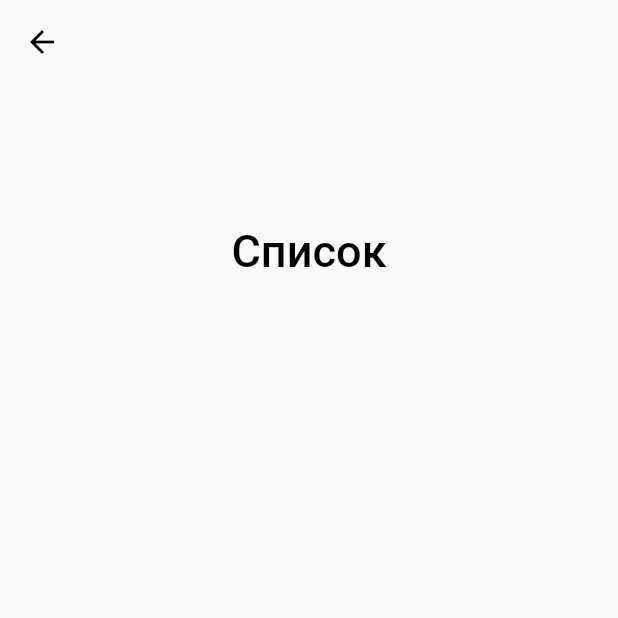
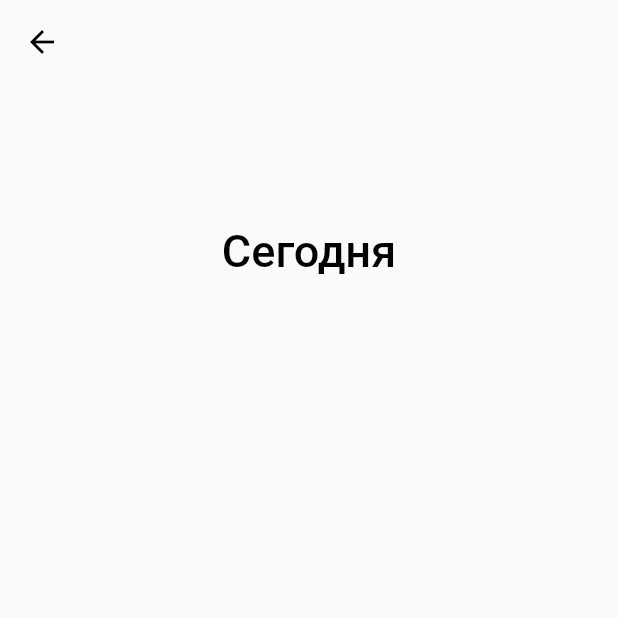
Before and after one commit to just-another-kirill-ilichev/sample_todo_app, a Flutter app: the screen it shows after launch, after a tap on "Сегодня", on a phone screen of 412 x 824 dp, the top half of it. Run offline on Flutter 3.47's test engine with Material 2 defaults, Android fonts, the phone set to English and light mode, and no system bars; our stand-ins replace sliver_tools, sqflite; accounts and stored records are empty.

Commit message:
Added meta folder feature

```diff
--- /dev/null
+++ b/lib/model/meta_folder.dart
@@ -0,0 +1,10 @@
+import 'package:sample_todo_app/model/folder.dart';
+
+enum MetaFolderType { folder, all, today }
+
+class MetaFolder {
+  final MetaFolderType type;
+  final Folder? folder;
+
+  MetaFolder({required this.type, this.folder});
+}
--- a/lib/page/folder_list_page/folder_list_page.dart
+++ b/lib/page/folder_list_page/folder_list_page.dart
@@ -1,11 +1,10 @@
 import 'package:flutter/material.dart';
 import 'package:provider/provider.dart';
 import 'package:sample_todo_app/config/app_router.dart';
-import 'package:sample_todo_app/model/folder.dart';
+import 'package:sample_todo_app/model/meta_folder.dart';
 import 'package:sample_todo_app/page/folder_list_page/folder_tile.dart';
 import 'package:sample_todo_app/widget/custom_fab.dart';
 import 'package:sample_todo_app/state/folders_change_notifier.dart';
-import 'package:sample_todo_app/state/todo_change_notifier.dart';
 import 'package:sample_todo_app/widget/custom_scaffold.dart';
 import 'package:sliver_tools/sliver_tools.dart';
 
@@ -18,12 +17,25 @@ class FolderListPage extends StatelessWidget {
       builder: (ctx, folders, ___) => CustomScaffold(
         title: Text('Списки'),
         body: MultiSliver(children: [
-          SliverToBoxAdapter(child: _buildAll(context)),
-          SliverToBoxAdapter(child: _buildToday(context)),
+          SliverToBoxAdapter(
+            child: FolderTile(
+              metaFolder: MetaFolder(type: MetaFolderType.all),
+            ),
+          ),
+          SliverToBoxAdapter(
+            child: FolderTile(
+              metaFolder: MetaFolder(type: MetaFolderType.today),
+            ),
+          ),
           SliverToBoxAdapter(child: Divider()),
           SliverList(
             delegate: SliverChildBuilderDelegate(
-              (ctx, idx) => _buildFolder(ctx, folders.items[idx]),
+              (ctx, idx) => FolderTile(
+                metaFolder: MetaFolder(
+                  type: MetaFolderType.folder,
+                  folder: folders.items[idx],
+                ),
+              ),
               childCount: folders.items.length,
             ),
           ),
@@ -35,34 +47,4 @@ class FolderListPage extends StatelessWidget {
       ),
     );
   }
-
-  Widget _buildAll(BuildContext context) {
-    return FolderTile(
-      icon: Icon(Icons.list_outlined),
-      title: Text('Все'),
-      description: Text('Все задачи'),
-      filter: TodoFilter(),
-      count: 1,
-    );
-  }
-
-  Widget _buildToday(BuildContext context) {
-    return FolderTile(
-      icon: Icon(Icons.calendar_today_outlined),
-      title: Text('Сегодня'),
-      description: Text('Задачи на сегодня'),
-      filter: TodoFilter(date: DateTime.now()),
-      count: 1,
-    );
-  }
-
-  Widget _buildFolder(BuildContext context, Folder folder) {
-    return FolderTile(
-      icon: Icon(Icons.folder_outlined, color: Color(folder.color)),
-      title: Text(folder.title),
-      description: Text(folder.description),
-      filter: TodoFilter(folderId: folder.id),
-      count: 1,
-    );
-  }
 }
--- a/lib/page/folder_list_page/folder_tile.dart
+++ b/lib/page/folder_list_page/folder_tile.dart
@@ -1,38 +1,78 @@
 import 'package:flutter/material.dart';
 import 'package:provider/provider.dart';
 import 'package:sample_todo_app/config/app_router.dart';
+import 'package:sample_todo_app/model/meta_folder.dart';
+import 'package:sample_todo_app/state/folders_change_notifier.dart';
 import 'package:sample_todo_app/state/todo_change_notifier.dart';
 import 'package:sample_todo_app/widget/custom_list_tile.dart';
 
 class FolderTile extends StatelessWidget {
-  final Widget icon, title, description;
-  final TodoFilter filter;
-  final int count;
+  final MetaFolder metaFolder;
 
   const FolderTile({
     Key? key,
-    required this.icon,
-    required this.title,
-    required this.description,
-    required this.count,
-    required this.filter,
+    required this.metaFolder,
   }) : super(key: key);
 
   @override
   Widget build(BuildContext context) {
-    var primary = Theme.of(context).primaryColor;
+    var accent = Theme.of(context).accentColor;
+    Widget title, description, icon;
 
-    return CustomListTile(
+    switch (metaFolder.type) {
+      case MetaFolderType.folder:
+        title = Text(metaFolder.folder!.title);
+        description = Text(metaFolder.folder!.description);
+        icon = Icon(
+          Icons.folder_outlined,
+          color: Color(metaFolder.folder!.color),
+        );
+        break;
+      case MetaFolderType.all:
+        title = Text('Все');
+        description = Text('Все задачи');
+        icon = Icon(Icons.list_outlined, color: accent);
+        break;
+      case MetaFolderType.today:
+        title = Text('Сегодня');
+        description = Text('Задачи на сегодня');
+        icon = Icon(Icons.calendar_today_outlined, color: accent);
+        break;
+    }
+
+    var widget = CustomListTile(
       title: title,
-      leading: IconTheme(data: IconThemeData(color: primary), child: icon),
+      leading: icon,
       subtitle: description,
-      trailing: Text(count.toString()),
+      trailing: Text(1.toString()),
       onTap: () => _onTap(context),
     );
+
+    if (metaFolder.type == MetaFolderType.folder) {
+      return Dismissible(
+        key: ValueKey(metaFolder.folder!.id),
+        child: widget,
+        direction: DismissDirection.endToStart,
+        background: Container(
+          alignment: Alignment.centerRight,
+          padding: EdgeInsets.only(right: 24),
+          child: Icon(Icons.delete, color: accent, size: 32),
+        ),
+        onDismissed: (direction) => _remove(context),
+      );
+    }
+
+    return widget;
+  }
+
+  Future<void> _remove(BuildContext context) async {
+    await Provider.of<FoldersChangeNotifier>(context, listen: false)
+        .remove(metaFolder.folder!);
   }
 
   Future<void> _onTap(BuildContext context) async {
-    Provider.of<TodoChangeNotifier>(context, listen: false).setFilter(filter);
+    var notifier = Provider.of<TodoChangeNotifier>(context, listen: false);
+    notifier.currentFolder = metaFolder;
     await Navigator.pushNamed(context, AppRoute.todo_list);
   }
 }
--- a/lib/page/todo_list_page/todo_list_page.dart
+++ b/lib/page/todo_list_page/todo_list_page.dart
@@ -1,6 +1,7 @@
 import 'package:flutter/material.dart';
 import 'package:provider/provider.dart';
 import 'package:sample_todo_app/config/app_router.dart';
+import 'package:sample_todo_app/model/meta_folder.dart';
 import 'package:sample_todo_app/widget/custom_fab.dart';
 import 'package:sample_todo_app/page/todo_list_page/todo_tile.dart';
 import 'package:sample_todo_app/state/todo_change_notifier.dart';
@@ -11,7 +12,7 @@ class TodoListPage extends StatelessWidget {
   Widget build(BuildContext context) {
     return Consumer<TodoChangeNotifier>(
       builder: (ctx, todos, ___) => CustomScaffold(
-        title: Text('Список'),
+        title: Text(_getTitle(todos.currentFolder)),
         body: SliverList(
           delegate: SliverChildBuilderDelegate(
             (ctx, idx) => TodoTile(todo: todos.items[idx]),
@@ -25,4 +26,15 @@ class TodoListPage extends StatelessWidget {
       ),
     );
   }
+
+  String _getTitle(MetaFolder metaFolder) {
+    switch (metaFolder.type) {
+      case MetaFolderType.folder:
+        return metaFolder.folder!.title;
+      case MetaFolderType.all:
+        return 'Все';
+      case MetaFolderType.today:
+        return 'Сегодня';
+    }
+  }
 }
--- a/lib/state/todo_change_notifier.dart
+++ b/lib/state/todo_change_notifier.dart
@@ -1,30 +1,26 @@
 import 'package:sample_todo_app/domain/repository/specific/todo_sql_repository.dart';
+import 'package:sample_todo_app/model/meta_folder.dart';
 import 'package:sample_todo_app/model/todo.dart';
 import 'package:sample_todo_app/state/repository_change_notifier.dart';
-
-class TodoFilter {
-  final int? folderId;
-  final DateTime? date;
-
-  TodoFilter({this.folderId, this.date});
-}
 
 class TodoChangeNotifier
     extends RepositoryChangeNotifier<Todo, TodoSqlRepository> {
   TodoChangeNotifier(TodoSqlRepository repository) : super(repository);
 
-  TodoFilter _filter = TodoFilter();
+  MetaFolder _folder = MetaFolder(type: MetaFolderType.all);
 
-  void setFilter(TodoFilter filter) {
-    _filter = filter;
+  MetaFolder get currentFolder => _folder;
+
+  set currentFolder(MetaFolder folder) {
+    _folder = folder;
     update();
   }
 
   @override
   Future<void> update() async {
     internal = await repository.fetchByFolderIdAndDate(
-      folderId: _filter.folderId,
-      date: _filter.date,
+      folderId: _folder.folder?.id,
+      date: _folder.type == MetaFolderType.today ? DateTime.now() : null,
       orderBy: 'finished',
     );
     notifyListeners();
```
